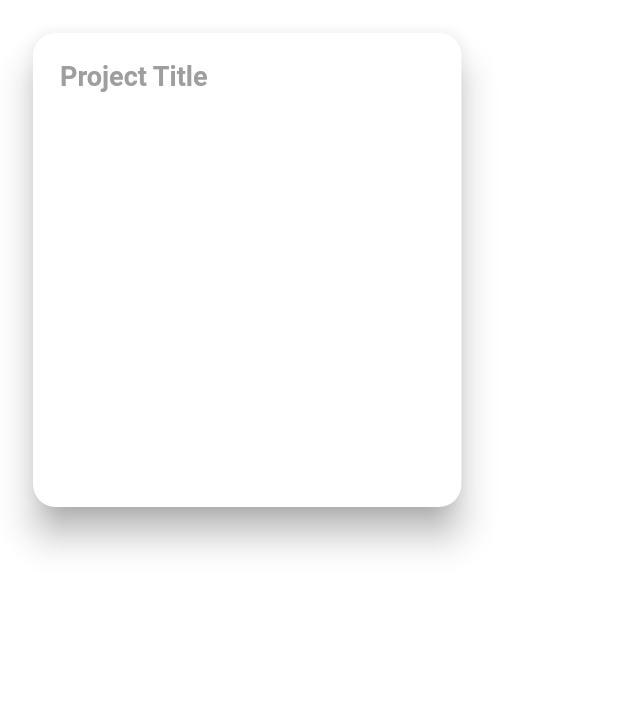
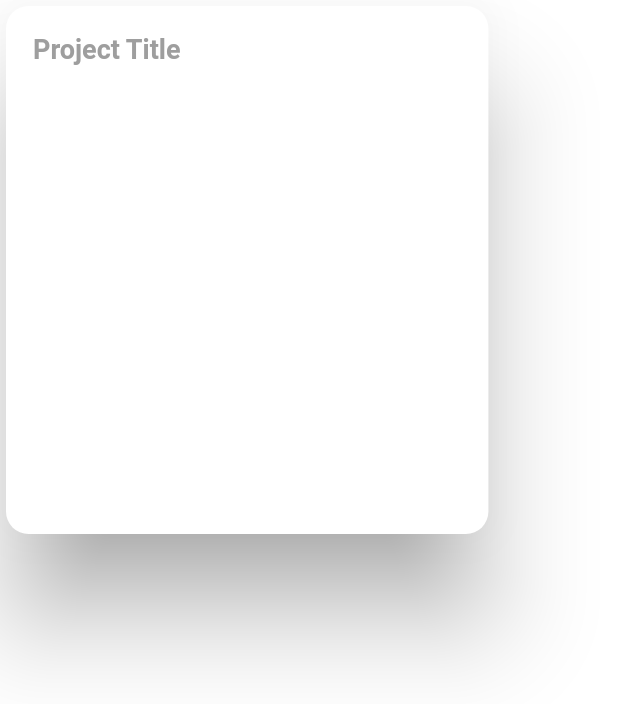
Before and after one commit to ElMurte/minimal_portfolio, a Flutter app: the SecondaryProjectCard widget shown alone on an empty page, opened directly, on a phone screen of 412 x 824 dp. Shown: the top 704 px of the screen. Run offline on Flutter 3.47's test engine with Material 2 defaults, Android fonts, the phone set to English and light mode, and no system bars; network calls fail.

Commit message:
hover effect update

```diff
--- a/lib/secondaryprojectcard.dart
+++ b/lib/secondaryprojectcard.dart
@@ -26,17 +26,17 @@ class SecondaryProjectCardState extends State<SecondaryProjectCard> {
       child: AnimatedContainer(
         duration: const Duration(milliseconds: 300),
         transform: isHovered
-            ? Matrix4.translationValues(0, -5, 0)
+            ? Matrix4.translationValues(0, -10, 0)
             : Matrix4.identity(),
         child: Container(
           width: MediaQuery.of(context).size.width > 600
               ? MediaQuery.of(context).size.width * 0.25
               : MediaQuery.of(context).size.width * 0.8,
           height: 360,
-          padding: const EdgeInsets.all(18),
           margin: const EdgeInsets.only(bottom: 16),
           child: Card(
-            elevation: 10.0,
+            elevation: 30.0,
+
             shadowColor: isHovered
                 ? Colors.blue
                 : Colors.grey.shade500, // Change shadow color on hover
```
